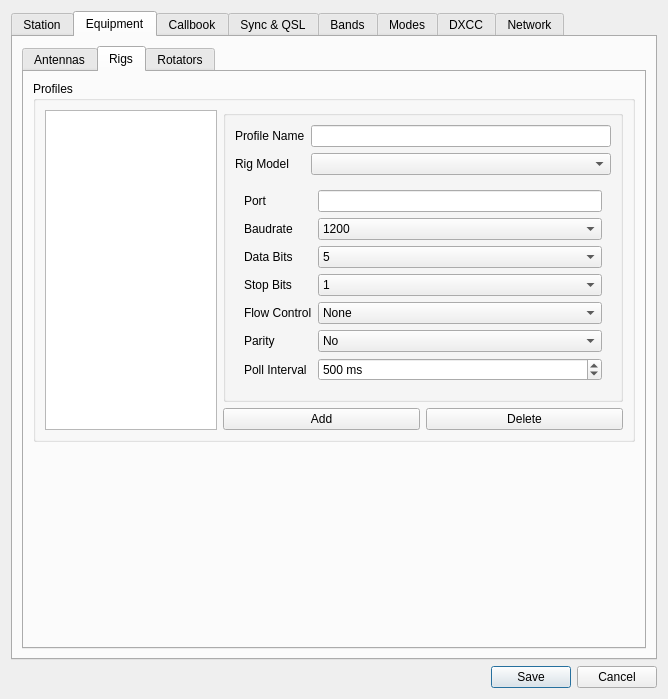
k5mcd/QLog, file ui/SettingsDialog.ui: the form before one commit.
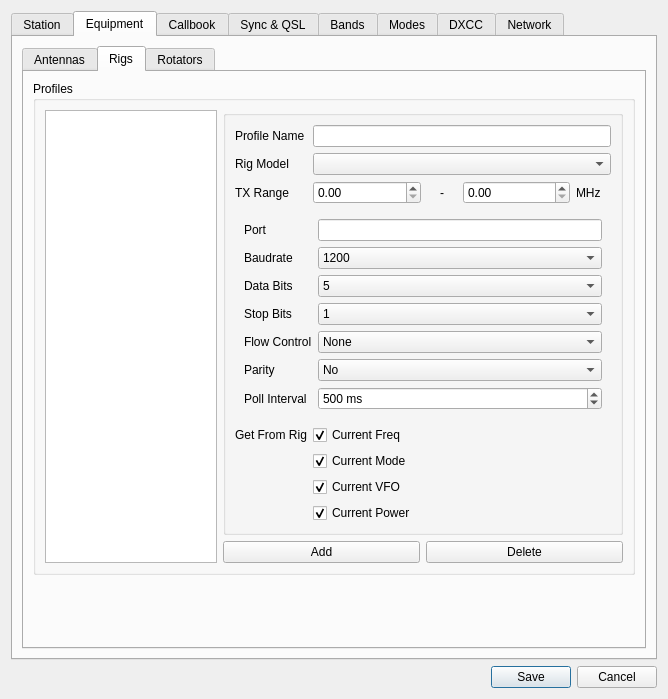
The form after the commit. The open tabs and pages were chosen to show the change. Icons and pictures are not drawn.

Commit message: Rig: Added Freq Range, Get Freq/VFO/PWR/Mode Settings in the Rig Profile

```diff
--- a/ui/SettingsDialog.ui
+++ b/ui/SettingsDialog.ui
@@ -410,6 +410,13 @@
                  <bool>false</bool>
                 </property>
                 <layout class="QFormLayout" name="formLayout_7">
+                 <item row="1" column="0">
+                  <widget class="QLabel" name="rigProfileNameLabel">
+                   <property name="text">
+                    <string>Profile Name</string>
+                   </property>
+                  </widget>
+                 </item>
                  <item row="1" column="1">
                   <widget class="QLineEdit" name="rigProfileNameEdit">
                    <property name="toolTip">
@@ -709,10 +716,120 @@
                    </widget>
                   </widget>
                  </item>
-                 <item row="1" column="0">
-                  <widget class="QLabel" name="rigProfileNameLabel">
+                 <item row="5" column="0">
+                  <widget class="QLabel" name="rigFeaturesLabel">
                    <property name="text">
-                    <string>Profile Name</string>
+                    <string>Get From Rig</string>
+                   </property>
+                  </widget>
+                 </item>
+                 <item row="8" column="0">
+                  <widget class="QLabel" name="dummyLabel">
+                   <property name="text">
+                    <string> </string>
+                   </property>
+                  </widget>
+                 </item>
+                 <item row="8" column="1">
+                  <widget class="QCheckBox" name="rigGetPWRCheckBox">
+                   <property name="text">
+                    <string>Current Power</string>
+                   </property>
+                   <property name="checked">
+                    <bool>true</bool>
+                   </property>
+                  </widget>
+                 </item>
+                 <item row="3" column="0">
+                  <widget class="QLabel" name="txRangeLabel">
+                   <property name="toolTip">
+                    <string>Minimum and maximum TX frequencies. Specific ranges are derived from allowed Band in the Setting.</string>
+                   </property>
+                   <property name="text">
+                    <string>TX Range</string>
+                   </property>
+                  </widget>
+                 </item>
+                 <item row="3" column="1">
+                  <layout class="QHBoxLayout" name="horizontalLayout_5">
+                   <item>
+                    <widget class="QDoubleSpinBox" name="rigTXFreqMinSpinBox">
+                     <property name="toolTip">
+                      <string>Minimum and maximum TX frequencies. Specific ranges are derived from allowed Band in the Setting.</string>
+                     </property>
+                     <property name="maximum">
+                      <double>250000.000000000000000</double>
+                     </property>
+                    </widget>
+                   </item>
+                   <item>
+                    <widget class="QLabel" name="rigTXFreqSepLabel">
+                     <property name="maximumSize">
+                      <size>
+                       <width>30</width>
+                       <height>16777215</height>
+                      </size>
+                     </property>
+                     <property name="text">
+                      <string>-</string>
+                     </property>
+                     <property name="alignment">
+                      <set>Qt::AlignCenter</set>
+                     </property>
+                    </widget>
+                   </item>
+                   <item>
+                    <widget class="QDoubleSpinBox" name="rigTXFreqMaxSpinBox">
+                     <property name="toolTip">
+                      <string>Minimum and maximum TX frequencies. Specific ranges are derived from allowed Band in the Setting.</string>
+                     </property>
+                     <property name="maximum">
+                      <double>250000.000000000000000</double>
+                     </property>
+                    </widget>
+                   </item>
+                   <item>
+                    <widget class="QLabel" name="rigTXFreqUnitsLabel">
+                     <property name="maximumSize">
+                      <size>
+                       <width>35</width>
+                       <height>16777215</height>
+                      </size>
+                     </property>
+                     <property name="text">
+                      <string>MHz</string>
+                     </property>
+                    </widget>
+                   </item>
+                  </layout>
+                 </item>
+                 <item row="7" column="1">
+                  <widget class="QCheckBox" name="rigGetVFOCheckBox">
+                   <property name="text">
+                    <string>Current VFO</string>
+                   </property>
+                   <property name="checked">
+                    <bool>true</bool>
+                   </property>
+                  </widget>
+                 </item>
+                 <item row="5" column="1">
+                  <widget class="QCheckBox" name="rigGetFreqCheckBox">
+                   <property name="text">
+                    <string>Current Freq</string>
+                   </property>
+                   <property name="checked">
+                    <bool>true</bool>
+                   </property>
+                  </widget>
+                 </item>
+                 <item row="6" column="1">
+                  <widget class="QCheckBox" name="rigGetModeCheckBox">
+                   <property name="text">
+                    <string>Current Mode</string>
+                   </property>
+                   <property name="checked">
+                    <bool>true</bool>
                    </property>
                   </widget>
                  </item>
```
The commit also changes 6 other files.
